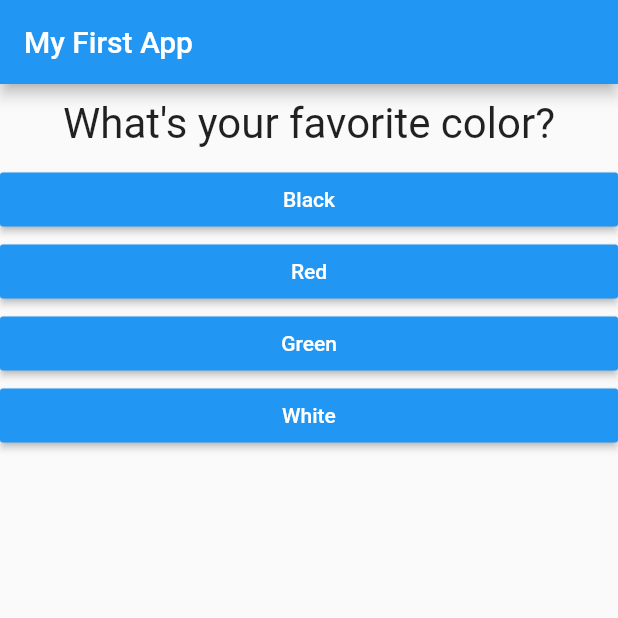
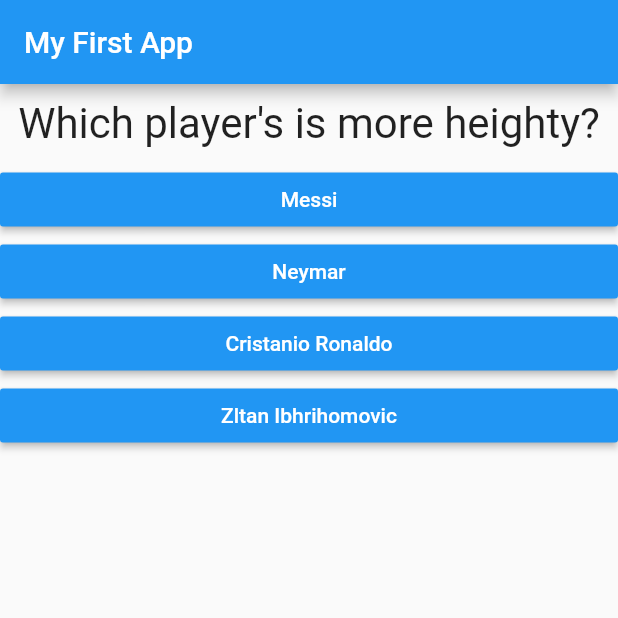
Before and after one commit to BishalChhetri/Quiz-app, a Flutter app: the screen it shows after launch, on a phone screen of 412 x 824 dp, the top half of it. Run offline on Flutter 3.47's test engine with Material 2 defaults, Android fonts, the phone set to English and light mode, and no system bars.

Commit message:
Modified Layout and questions

```diff
--- a/lib/main.dart
+++ b/lib/main.dart
@@ -19,12 +19,12 @@ class MyApp extends StatefulWidget {
 class _MyAppState extends State<MyApp> {
   final _questions = const [
     {
-      'questionText': 'What\'s your favorite color?',
+      'questionText': 'Which player\'s is more heighty?',
       'answers': [
-        {'text': 'Black', 'score': 10},
-        {'text': 'Red', 'score': 5},
-        {'text': 'Green', 'score': 3},
-        {'text': 'White', 'score': 1},
+        {'text': 'Messi', 'score': 10},
+        {'text': 'Neymar', 'score': 5},
+        {'text': 'Cristanio Ronaldo', 'score': 3},
+        {'text': 'Zltan Ibhrihomovic', 'score': 1},
       ],
     },
     {
@@ -37,21 +37,21 @@ class _MyAppState extends State<MyApp> {
       ],
     },
     {
-      'questionText': 'Who\'s your favorite instructor?',
+      'questionText': 'Which city is the most beautiful?',
       'answers': [
-        {'text': 'Max', 'score': 3},
-        {'text': 'Jax', 'score': 2},
-        {'text': 'John', 'score': 4},
-        {'text': 'Ron', 'score': 1},
+        {'text': 'Darjeeling', 'score': 3},
+        {'text': 'Sikim', 'score': 2},
+        {'text': 'Manali', 'score': 1},
+        {'text': 'Pokhara', 'score': 3},
       ],
     },
     {
       'questionText': 'What\'s your favorite Place?',
       'answers': [
-        {'text': 'Ghorepani Poonhill', 'score': 15},
+        {'text': 'Ghorepani Poonhill', 'score': 25},
         {'text': 'Mardi Himal', 'score': 20},
-        {'text': 'Annapurna Base Camp', 'score': 30},
-        {'text': 'Khapuche Lake', 'score': 25},
+        {'text': 'Annapurna Base Camp', 'score': 15},
+        {'text': 'Khapuche Lake', 'score': 23},
       ],
     },
   ];
```
Also changed, not shown: lib/result.dart (+8 -7 lines).
